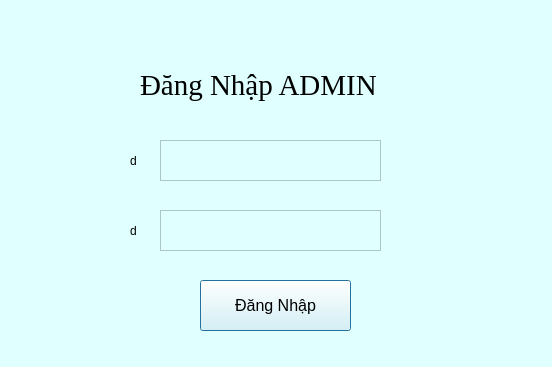
Old version of the form btl/UI/LoginAdmin.ui in the repository ngongochuy2003/quan-ly-nong-san.
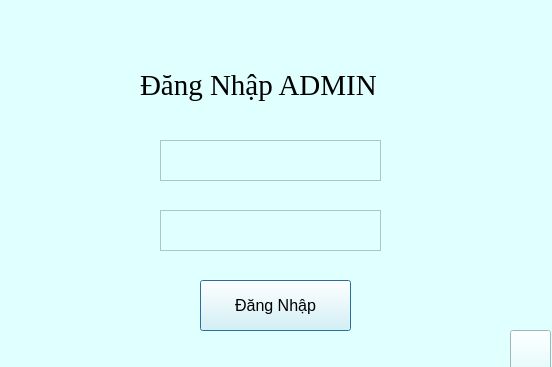
New version of the form.

Diff of the .ui file:
```diff
--- a/btl/UI/LoginAdmin.ui
+++ b/btl/UI/LoginAdmin.ui
@@ -45,7 +45,7 @@
     </rect>
    </property>
    <property name="text">
-    <string>d</string>
+    <string/>
    </property>
   </widget>
   <widget class="QPlainTextEdit" name="txtTaiKhoan">
@@ -95,7 +95,7 @@
     </rect>
    </property>
    <property name="text">
-    <string>d</string>
+    <string/>
    </property>
   </widget>
   <widget class="QPlainTextEdit" name="txtMatKhau">
@@ -114,6 +114,19 @@
     </font>
    </property>
   </widget>
+  <widget class="QPushButton" name="btnQuayVe">
+   <property name="geometry">
+    <rect>
+     <x>510</x>
+     <y>330</y>
+     <width>41</width>
+     <height>41</height>
+    </rect>
+   </property>
+   <property name="text">
+    <string/>
+   </property>
+  </widget>
  </widget>
  <resources/>
  <connections/>
```
Left out of the diff: 2 changed lines with no effect on the pictures.
